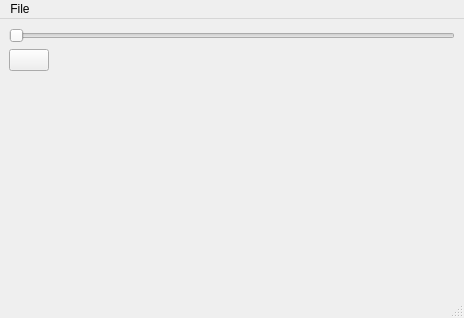
atesteve/psxplayer, file src/main-window.ui: the form before one commit.
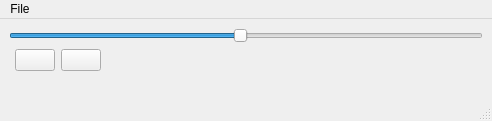
The form after the commit. Icons and pictures are not drawn.

The edit to the form file:
```diff
--- a/src/main-window.ui
+++ b/src/main-window.ui
@@ -6,8 +6,8 @@
    <rect>
     <x>0</x>
     <y>0</y>
-    <width>464</width>
-    <height>318</height>
+    <width>492</width>
+    <height>121</height>
    </rect>
   </property>
   <property name="windowTitle">
@@ -17,28 +17,74 @@
    <layout class="QVBoxLayout" name="verticalLayout">
     <item>
      <layout class="QFormLayout" name="formLayout">
-      <item row="1" column="0">
-       <widget class="QPushButton" name="playButton">
-        <property name="text">
-         <string/>
-        </property>
-        <property name="icon">
-         <iconset theme="media-playback-start"/>
-        </property>
-       </widget>
-      </item>
       <item row="0" column="0" colspan="2">
        <widget class="QSlider" name="horizontalSlider">
+        <property name="minimum">
+         <number>5</number>
+        </property>
         <property name="maximum">
-         <number>1000</number>
+         <number>200</number>
+        </property>
+        <property name="value">
+         <number>100</number>
         </property>
         <property name="orientation">
          <enum>Qt::Orientation::Horizontal</enum>
         </property>
        </widget>
       </item>
+      <item row="1" column="1">
+       <layout class="QHBoxLayout" name="horizontalLayout">
+        <item>
+         <widget class="QPushButton" name="playButton">
+          <property name="text">
+           <string/>
+          </property>
+          <property name="icon">
+           <iconset theme="QIcon::ThemeIcon::MediaPlaybackStart"/>
+          </property>
+         </widget>
+        </item>
+        <item>
+         <widget class="QPushButton" name="pushButton_2">
+          <property name="text">
+           <string/>
+          </property>
+          <property name="icon">
+           <iconset theme="QIcon::ThemeIcon::MediaPlaybackStop"/>
+          </property>
+         </widget>
+        </item>
+        <item>
+         <spacer name="horizontalSpacer">
+          <property name="orientation">
+           <enum>Qt::Orientation::Horizontal</enum>
+          </property>
+          <property name="sizeHint" stdset="0">
+           <size>
+            <width>40</width>
+            <height>20</height>
+           </size>
+          </property>
+         </spacer>
+        </item>
+       </layout>
+      </item>
      </layout>
     </item>
+    <item>
+     <spacer name="verticalSpacer">
+      <property name="orientation">
+       <enum>Qt::Orientation::Vertical</enum>
+      </property>
+      <property name="sizeHint" stdset="0">
+       <size>
+        <width>20</width>
+        <height>40</height>
+       </size>
+      </property>
+     </spacer>
+    </item>
    </layout>
   </widget>
   <widget class="QMenuBar" name="menuBar">
@@ -46,7 +92,7 @@
     <rect>
      <x>0</x>
      <y>0</y>
-     <width>464</width>
+     <width>492</width>
      <height>26</height>
     </rect>
    </property>
```
